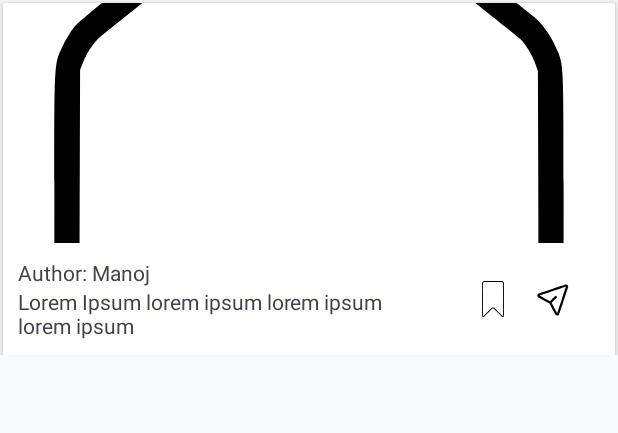
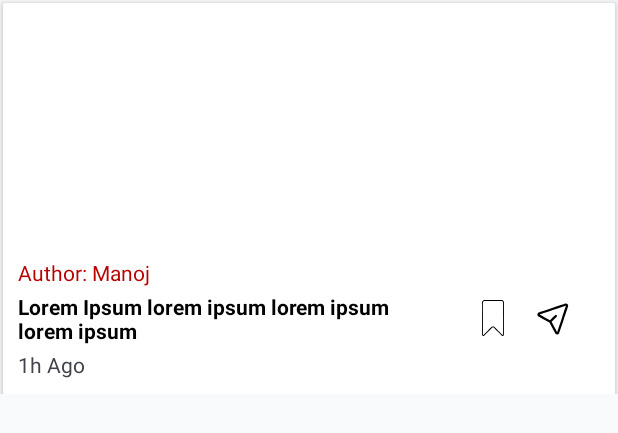
Before and after one commit to manojmager/INFO-6134-Capstone-Project, an Android app: the layout content_fragment_item.xml on its own in the app's theme, with its tools: preview values and no code run, on a phone screen of 412 x 824 dp. Shown: the top 433 px of the screen. Run offline under Robolectric (Android 15) with nearby library versions, the phone set to English and light mode, and no system bars; network calls fail.

Commit message:
#4 Implemented View Article Details Page
Implemented View Article Details Page

```diff
--- a/INFO6134CapstoneProject/app/src/main/java/com/newsportal/info_6134capstoneproject/data/RemoteDataSource.kt
+++ b/INFO6134CapstoneProject/app/src/main/java/com/newsportal/info_6134capstoneproject/data/RemoteDataSource.kt
@@ -23,7 +23,7 @@ class RemoteDataSource(private val apiClient: ApiClient) : DataSource {
                         val sourceName = it.articles.map { sourceName ->
                             Article(title = sourceName.title, author = sourceName.author,
                                 published_date = sourceName.published_date, link = sourceName.link,
-                                excerpt = sourceName.excerpt, topic = sourceName.topic, media = sourceName.media)
+                                excerpt = sourceName.excerpt, topic = sourceName.topic, media = sourceName.media, summary = sourceName.summary)
                         }
                         callback.onSuccess(sourceName)
                     } else {
--- a/INFO6134CapstoneProject/app/src/main/java/com/newsportal/info_6134capstoneproject/model/Article.kt
+++ b/INFO6134CapstoneProject/app/src/main/java/com/newsportal/info_6134capstoneproject/model/Article.kt
@@ -9,6 +9,7 @@ data class Article(
     val link: String?,
     val media: String?,
     val excerpt: String?,
+    val summary: String,
     val topic: String?,
 ): Serializable
 
--- a/INFO6134CapstoneProject/app/src/main/res/layout/app_bar_main.xml
+++ b/INFO6134CapstoneProject/app/src/main/res/layout/app_bar_main.xml
@@ -12,8 +12,7 @@
 
         app:menu="@menu/action_bar_menu"
         android:background="@color/white"
-        app:titleTextColor="@color/my_app_primary"
-        app:popupTheme="@style/AppTheme.PopupOverlay">
+        app:titleTextColor="@color/my_app_primary">
 
         <LinearLayout
             android:layout_width="match_parent"
--- a/INFO6134CapstoneProject/app/src/main/res/layout/content_fragment_item.xml
+++ b/INFO6134CapstoneProject/app/src/main/res/layout/content_fragment_item.xml
@@ -21,8 +21,7 @@
                 android:id="@+id/cardImage"
                 android:layout_width="match_parent"
                 android:layout_height="160dp"
-                android:scaleType="centerCrop"
-                android:src="@drawable/home_icon"/>
+                android:scaleType="centerCrop"/>
 
             <LinearLayout
                 android:layout_width="match_parent"
@@ -38,13 +37,25 @@
                         android:id="@+id/cardAuthor"
                         android:layout_width="match_parent"
                         android:layout_height="wrap_content"
-                        android:text="Author: Manoj"/>
+                        android:text="Author: Manoj"
+                        android:textColor="@color/my_app_primary"
+                        android:layout_marginBottom="3dp"/>
                     <TextView
                         android:id="@+id/cardHeadline"
                         android:layout_width="match_parent"
                         android:layout_height="wrap_content"
-                        android:text="Lorem Ipsum lorem ipsum lorem ipsum lorem ipsum"/>
+                        android:text="Lorem Ipsum lorem ipsum lorem ipsum lorem ipsum"
+                        android:textColor="@color/black"
+                        android:textStyle="bold"
+                        android:layout_marginBottom="3dp"/>
+                    <TextView
+                        android:id="@+id/cardPass"
+                        android:layout_width="match_parent"
+                        android:layout_height="wrap_content"
+                        android:text="1h Ago"/>
+
                 </LinearLayout>
+
                 <LinearLayout
                     android:layout_width="match_parent"
                     android:layout_height="wrap_content"
--- a/INFO6134CapstoneProject/app/src/main/res/values/themes.xml
+++ b/INFO6134CapstoneProject/app/src/main/res/values/themes.xml
@@ -10,7 +10,4 @@
     </style>
 
     <style name="Theme.INFO6134CapstoneProject" parent="Base.Theme.INFO6134CapstoneProject" />
-
-    <style name="AppTheme.PopupOverlay" parent="ThemeOverlay.AppCompat.Light" />
-
 </resources>
```
Also changed, not shown: INFO6134CapstoneProject/app/src/main/AndroidManifest.xml (+9 -5 lines), INFO6134CapstoneProject/app/src/main/java/com/newsportal/info_6134capstoneproject/adapters/TabContentFragmentAdapter.kt (+16 -22 lines), INFO6134CapstoneProject/app/src/main/java/com/newsportal/info_6134capstoneproject/ui/activities/ArticleDetailsActivity.kt (added, +37 -0 lines), INFO6134CapstoneProject/app/src/main/res/layout/activity_article_details.xml (added, +44 -0 lines), 1 other file.
